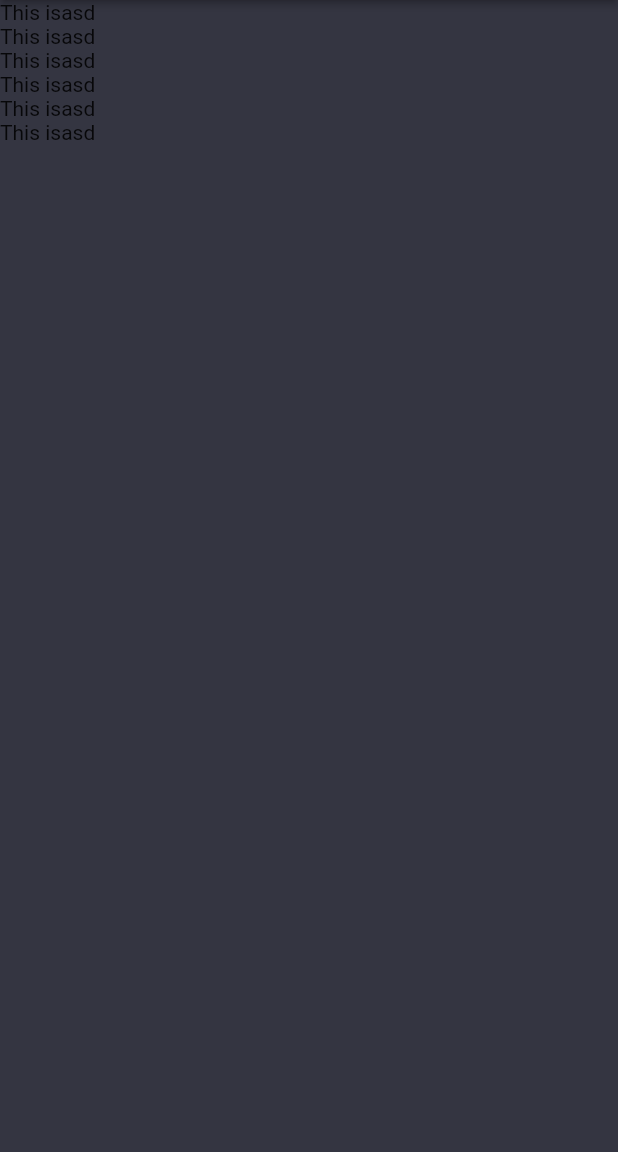
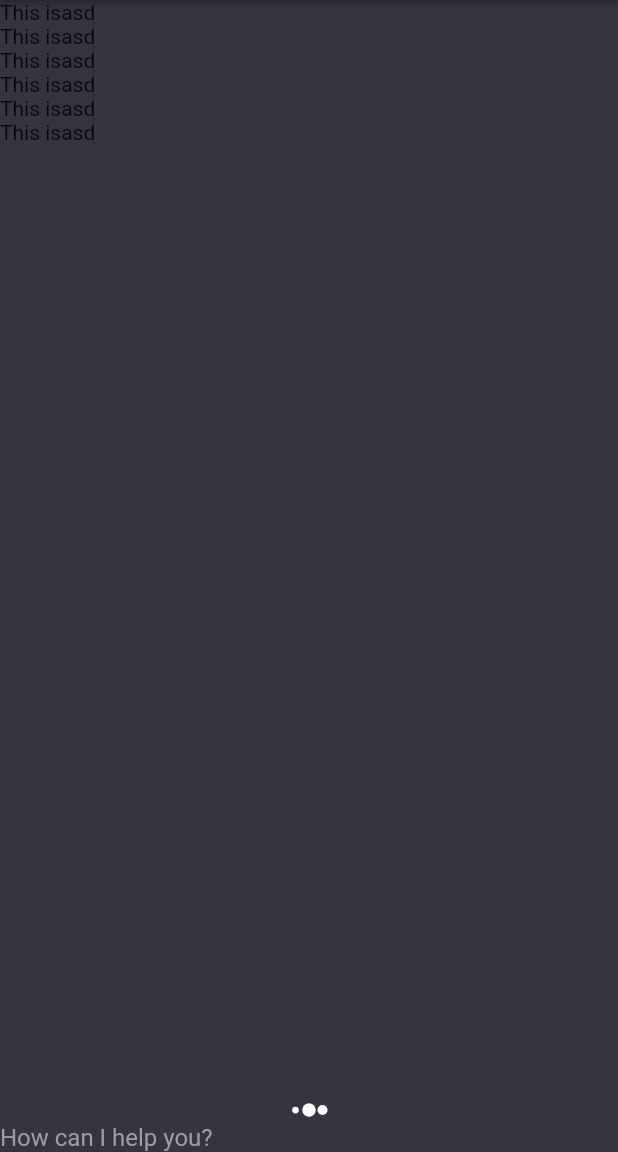
Before and after one commit to alvinle29/ChatGPT_Flutter, a Flutter app: the screen it shows after launch, on a phone screen of 412 x 824 dp, the part 84-1236 px from its top. Run offline on Flutter 3.47's test engine with Material 2 defaults, Android fonts, the phone set to English and light mode, and no system bars; our stand-ins replace flutter_spinkit.

Commit message:
added text field for chatting

```diff
--- a/lib/screens/chat_screen.dart
+++ b/lib/screens/chat_screen.dart
@@ -1,5 +1,6 @@
 import 'package:chat_gpt_application/services/assets_manager.dart';
 import 'package:flutter/material.dart';
+import 'package:flutter_spinkit/flutter_spinkit.dart';
 
 class ChatScreen extends StatefulWidget {
   const ChatScreen({Key? key}) : super(key: key);
@@ -9,6 +10,22 @@ class ChatScreen extends StatefulWidget {
 }
 
 class _ChatScreenState extends State<ChatScreen> {
+  bool _isTyping = true;
+
+  late TextEditingController textEditingController;
+
+  @override
+  void initState() {
+    textEditingController = TextEditingController();
+    super.initState();
+  }
+
+  @override
+  void dispose() {
+    textEditingController.dispose();
+    super.dispose();
+  }
+
   @override
   Widget build(BuildContext context) {
     return Scaffold(
@@ -21,18 +38,40 @@ class _ChatScreenState extends State<ChatScreen> {
           title: const Text('ChatGPT'),
         ),
         body: SafeArea(
-          child: Column(children: [
+          child: Column(
+            children: [
               Flexible(
                 child: ListView.builder(
                     itemCount: 6,
-                  itemBuilder: (context, index){
+                    itemBuilder: (context, index) {
                       return Text("This isasd");
                     }),
               ),
+              if (_isTyping) ...[
+                const SpinKitThreeBounce(
+                  color: Colors.white,
+                  size: 18,
+                ),
+                Row(
+                  children: [
+                    Expanded(
+                        child: TextField(
+                      style: const TextStyle(
+                        color: Colors.white,
+                      ),
+                      controller: textEditingController,
+                      onSubmitted: (value) {},
+                      decoration: const InputDecoration.collapsed(
+                          hintText: "How can I help you?",
+                          hintStyle: TextStyle(
+                            color: Colors.grey,
+                          )),
+                    ))
                   ],
-
+                )
+              ]
+            ],
           ),
-        )
-    );
+        ));
   }
 }
```
Lines whose indentation alone changed are shown as unchanged.
